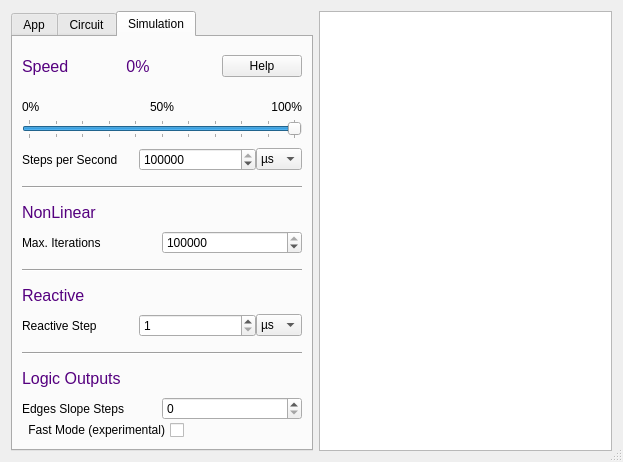
The window that src/gui/dialogs/appdialog.ui (Arcachofo/SimulIDE-dev) describes before a commit, drawn with Qt 5.
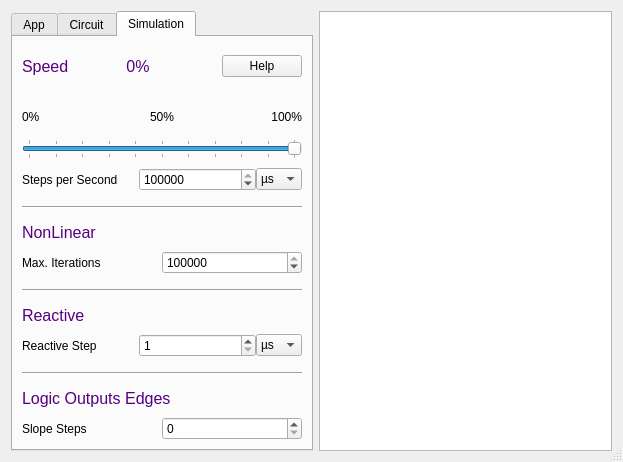
The same window after the commit.

Commit message: Revert fast mode.

```diff
--- a/src/gui/dialogs/appdialog.ui
+++ b/src/gui/dialogs/appdialog.ui
@@ -1099,7 +1099,7 @@
             <string notr="true">font: 12pt &quot;Ubuntu&quot;; color: rgb(85, 0, 127)</string>
            </property>
            <property name="text">
-            <string>Logic Outputs</string>
+            <string>Logic Outputs Edges</string>
            </property>
           </widget>
          </item>
@@ -1111,7 +1111,7 @@
            <item>
             <widget class="QLabel" name="label_2">
              <property name="text">
-              <string>Edges Slope Steps</string>
+              <string>Slope Steps</string>
              </property>
             </widget>
            </item>
@@ -1124,16 +1124,6 @@
            </item>
           </layout>
          </item>
-         <item alignment="Qt::AlignRight">
-          <widget class="QCheckBox" name="fastModeBox">
-           <property name="layoutDirection">
-            <enum>Qt::RightToLeft</enum>
-           </property>
-           <property name="text">
-            <string>Fast Mode (experimental)</string>
-           </property>
-          </widget>
-         </item>
         </layout>
        </widget>
       </widget>
```
Left out of the diff: 27 changed lines with no effect on the pictures. The commit also changes 8 other files.
